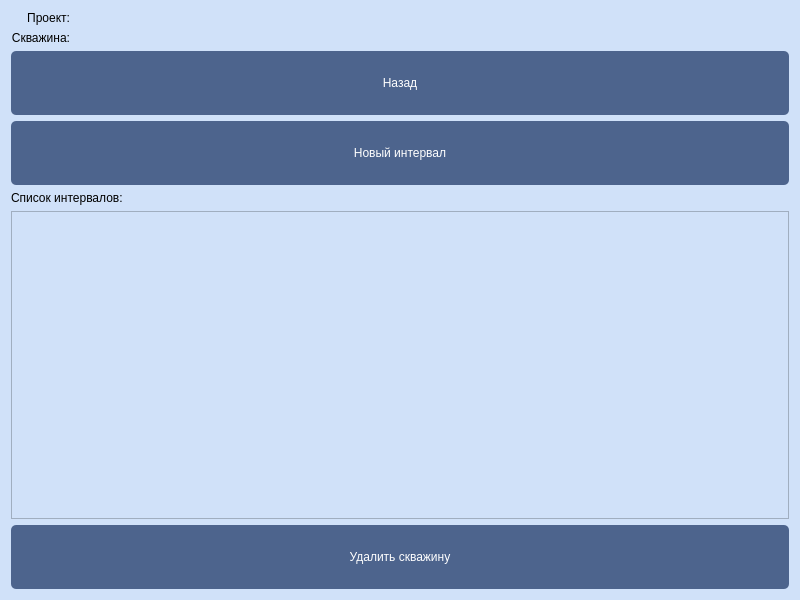
Before: the Qt Designer form resources/ui/WellForm.ui in StellarCampfire/GeoPhoto, drawn with Qt 5.
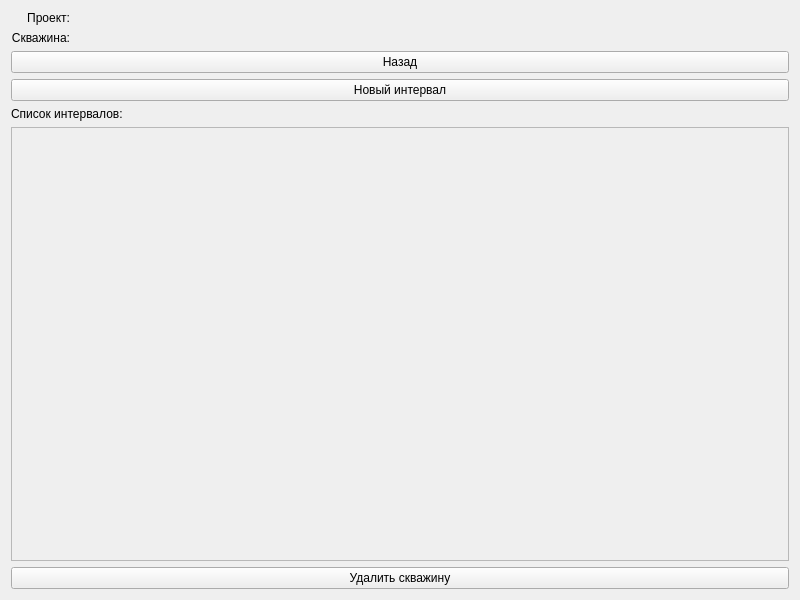
After: the same form once the commit is applied.

The edit to the form file:
```diff
--- a/resources/ui/WellForm.ui
+++ b/resources/ui/WellForm.ui
@@ -14,33 +14,7 @@
    <string>Form</string>
   </property>
   <property name="styleSheet">
-   <string notr="true">QLabel {
-	text-align: center;
-	font: 57 16pt &quot;Sono Medium&quot;;
-}
-
-QWidget {
-    background-color: rgb(208, 225, 249);
-}
-
-QPushButton {
-    background-color: rgb(77, 100, 141);
-
-    color: white;
-    border-radius: 5px;
-	padding: 25;
-	font: 57 18pt &quot;Sono Medium&quot;;
-}
-
-QPushButton:focus {
-    background-color: rgb(40, 54, 85);
-
-    color: white;
-    border-radius: 5px;
-	padding: 25;
-	font: 57 18pt &quot;Sono Medium&quot;;
-}
-</string>
+   <string notr="true"/>
   </property>
   <layout class="QVBoxLayout" name="verticalLayout">
    <item>
@@ -137,7 +111,7 @@
         <x>0</x>
         <y>0</y>
         <width>786</width>
-        <height>273</height>
+        <height>477</height>
        </rect>
       </property>
       <layout class="QVBoxLayout" name="verticalLayout_2">
```
